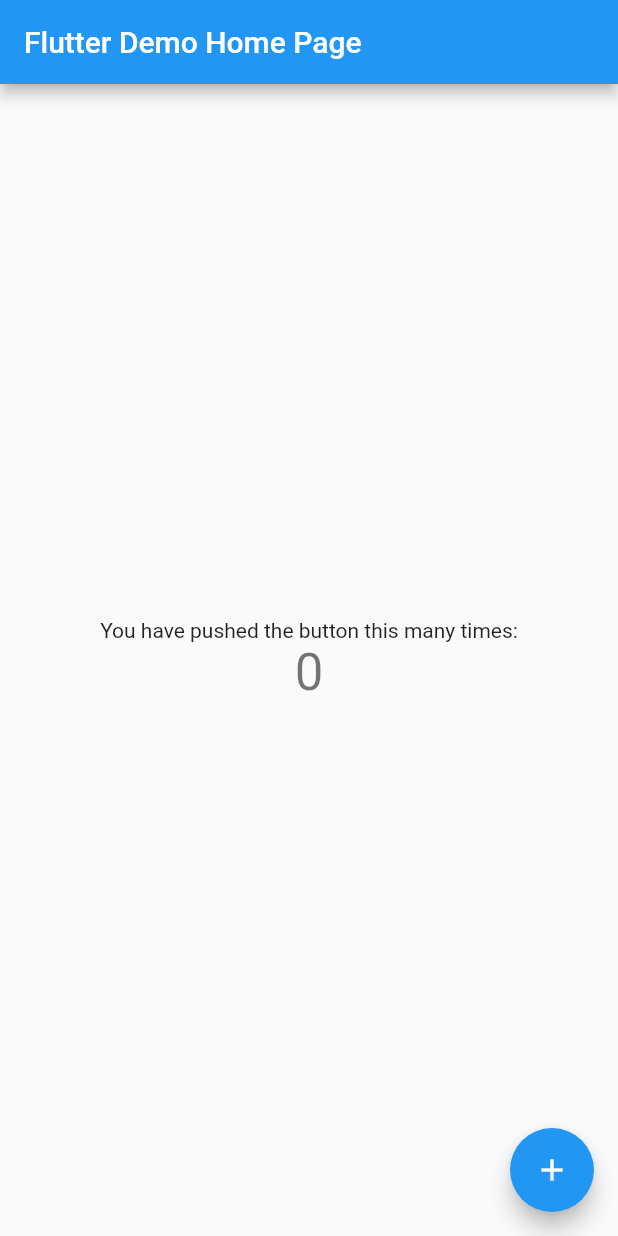
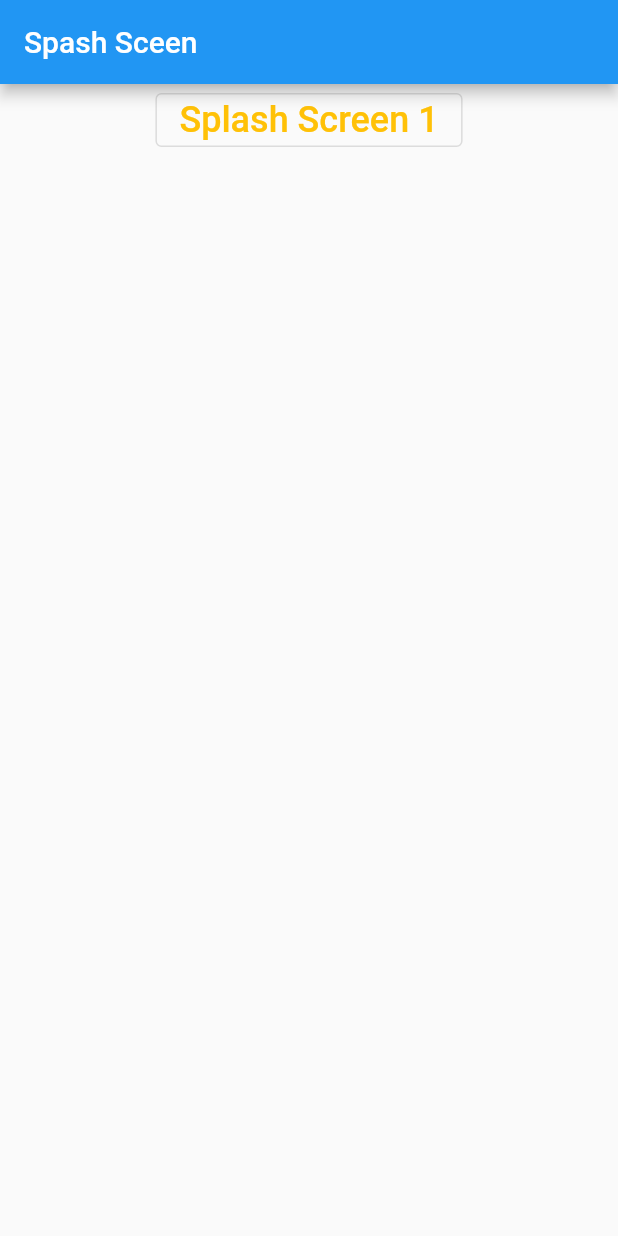
Before and after one commit to anuragkachhala/flutter_ui_sample, a Flutter app: the screen it shows after launch, on a phone screen of 412 x 824 dp. Run offline on Flutter 3.47's test engine with Material 2 defaults, Android fonts, the phone set to English and light mode, and no system bars.

Commit message:
splash screen example 1

```diff
--- a/lib/main.dart
+++ b/lib/main.dart
@@ -1,115 +1,22 @@
 import 'package:flutter/material.dart';
+import 'package:flutter_samples_example/splashScreen/example1/splash_screen_example_1.dart';
+import 'package:flutter_samples_example/splashScreen/landing_page.dart';
 
-void main() {
+import 'home_screen.dart';
+
+void main(){
   runApp(const MyApp());
 }
 
 class MyApp extends StatelessWidget {
   const MyApp({Key? key}) : super(key: key);
 
-  // This widget is the root of your application.
   @override
   Widget build(BuildContext context) {
-    return MaterialApp(
-      title: 'Flutter Demo',
-      theme: ThemeData(
-        // This is the theme of your application.
-        //
-        // Try running your application with "flutter run". You'll see the
-        // application has a blue toolbar. Then, without quitting the app, try
-        // changing the primarySwatch below to Colors.green and then invoke
-        // "hot reload" (press "r" in the console where you ran "flutter run",
-        // or simply save your changes to "hot reload" in a Flutter IDE).
-        // Notice that the counter didn't reset back to zero; the application
-        // is not restarted.
-        primarySwatch: Colors.blue,
-      ),
-      home: const MyHomePage(title: 'Flutter Demo Home Page'),
+    return const MaterialApp(
+      debugShowCheckedModeBanner: false,
+      title: "Sample App",
+      home: LandingPage(),
     );
   }
 }
-
-class MyHomePage extends StatefulWidget {
-  const MyHomePage({Key? key, required this.title}) : super(key: key);
-
-  // This widget is the home page of your application. It is stateful, meaning
-  // that it has a State object (defined below) that contains fields that affect
-  // how it looks.
-
-  // This class is the configuration for the state. It holds the values (in this
-  // case the title) provided by the parent (in this case the App widget) and
-  // used by the build method of the State. Fields in a Widget subclass are
-  // always marked "final".
-
-  final String title;
-
-  @override
-  State<MyHomePage> createState() => _MyHomePageState();
-}
-
-class _MyHomePageState extends State<MyHomePage> {
-  int _counter = 0;
-
-  void _incrementCounter() {
-    setState(() {
-      // This call to setState tells the Flutter framework that something has
-      // changed in this State, which causes it to rerun the build method below
-      // so that the display can reflect the updated values. If we changed
-      // _counter without calling setState(), then the build method would not be
-      // called again, and so nothing would appear to happen.
-      _counter++;
-    });
-  }
-
-  @override
-  Widget build(BuildContext context) {
-    // This method is rerun every time setState is called, for instance as done
-    // by the _incrementCounter method above.
-    //
-    // The Flutter framework has been optimized to make rerunning build methods
-    // fast, so that you can just rebuild anything that needs updating rather
-    // than having to individually change instances of widgets.
-    return Scaffold(
-      appBar: AppBar(
-        // Here we take the value from the MyHomePage object that was created by
-        // the App.build method, and use it to set our appbar title.
-        title: Text(widget.title),
-      ),
-      body: Center(
-        // Center is a layout widget. It takes a single child and positions it
-        // in the middle of the parent.
-        child: Column(
-          // Column is also a layout widget. It takes a list of children and
-          // arranges them vertically. By default, it sizes itself to fit its
-          // children horizontally, and tries to be as tall as its parent.
-          //
-          // Invoke "debug painting" (press "p" in the console, choose the
-          // "Toggle Debug Paint" action from the Flutter Inspector in Android
-          // Studio, or the "Toggle Debug Paint" command in Visual Studio Code)
-          // to see the wireframe for each widget.
-          //
-          // Column has various properties to control how it sizes itself and
-          // how it positions its children. Here we use mainAxisAlignment to
-          // center the children vertically; the main axis here is the vertical
-          // axis because Columns are vertical (the cross axis would be
-          // horizontal).
-          mainAxisAlignment: MainAxisAlignment.center,
-          children: <Widget>[
-            const Text(
-              'You have pushed the button this many times:',
-            ),
-            Text(
-              '$_counter',
-              style: Theme.of(context).textTheme.headline4,
-            ),
-          ],
-        ),
-      ),
-      floatingActionButton: FloatingActionButton(
-        onPressed: _incrementCounter,
-        tooltip: 'Increment',
-        child: const Icon(Icons.add),
-      ), // This trailing comma makes auto-formatting nicer for build methods.
-    );
-  }
-}
--- /dev/null
+++ b/lib/splashScreen/example1/splash_screen_example_1.dart
@@ -0,0 +1,19 @@
+
+import 'package:flutter/material.dart';
+import 'package:flutter_samples_example/splashScreen/example1/splash_screen_page.dart';
+
+class SplashScreenApp1 extends StatelessWidget {
+  const SplashScreenApp1({Key? key}) : super(key: key);
+
+  @override
+  Widget build(BuildContext context) {
+    return MaterialApp(
+      debugShowCheckedModeBanner: false,
+      title: "Splash Screen Example 1",
+      theme: ThemeData(
+        primarySwatch: Colors.amber
+      ),
+      home: const SplashScreenPage(),
+    );
+  }
+}
--- /dev/null
+++ b/lib/splashScreen/landing_page.dart
@@ -0,0 +1,40 @@
+import 'package:flutter/material.dart';
+
+import 'example1/splash_screen_example_1.dart';
+
+class LandingPage extends StatefulWidget {
+  const LandingPage({Key? key}) : super(key: key);
+
+  @override
+  _LandingPageState createState() => _LandingPageState();
+}
+
+class _LandingPageState extends State<LandingPage> {
+  @override
+  Widget build(BuildContext context) {
+    return Scaffold(
+      appBar: AppBar(
+        title: Text('Spash Sceen'),
+      ),
+      body: Center(
+        child: Container(
+          child: Column(
+            children: <Widget>[
+              OutlinedButton(
+                  onPressed: () {
+                    Navigator.push(
+                        context,
+                        MaterialPageRoute(
+                            builder: (context) => const SplashScreenApp1()));
+                  },
+                  child: const Text('Splash Screen 1',
+                    style: TextStyle(color: Colors.amber,
+                    fontSize: 24.0),
+                  ))
+            ],
+          ),
+        ),
+      ),
+    );
+  }
+}
```
Also changed, not shown: lib/home_screen.dart (added, +14 -0 lines), lib/splashScreen/example1/splash_screen_page.dart (added, +39 -0 lines).
